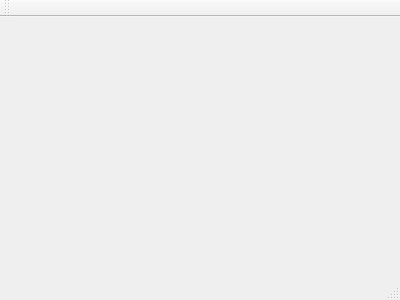
Old version of the form piramid.ui in the repository oMiksa/Test_Junior_Cpp.
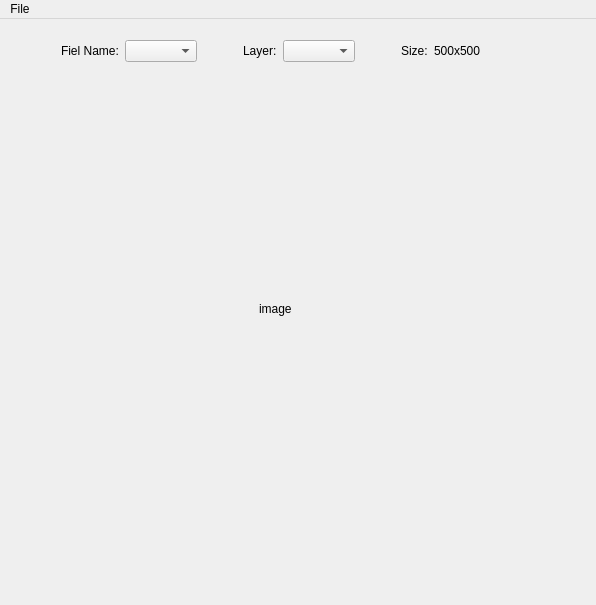
New version of the form.

```diff
--- a/piramid.ui
+++ b/piramid.ui
@@ -1,24 +1,223 @@
 <ui version="4.0">
  <class>Piramid</class>
- <widget class="QMainWindow" name="Piramid" >
-  <property name="geometry" >
+ <widget class="QMainWindow" name="Piramid">
+  <property name="geometry">
    <rect>
     <x>0</x>
     <y>0</y>
-    <width>400</width>
-    <height>300</height>
+    <width>596</width>
+    <height>605</height>
    </rect>
   </property>
   <property name="windowTitle" >
    <string>Piramid</string>
   </property>
-  <widget class="QMenuBar" name="menuBar" />
-  <widget class="QToolBar" name="mainToolBar" />
-  <widget class="QWidget" name="centralWidget" />
-  <widget class="QStatusBar" name="statusBar" />
+  <widget class="QWidget" name="centralWidget">
+   <widget class="QWidget" name="">
+    <property name="geometry">
+     <rect>
+      <x>10</x>
+      <y>10</y>
+      <width>531</width>
+      <height>531</height>
+     </rect>
+    </property>
+    <layout class="QVBoxLayout" name="verticalLayout_2">
+     <item>
+      <layout class="QHBoxLayout" name="horizontalLayout_4">
+       <item>
+        <layout class="QHBoxLayout" name="horizontalLayout_3">
+         <item>
+          <spacer name="horizontalSpacer_3">
+           <property name="orientation">
+            <enum>Qt::Horizontal</enum>
+           </property>
+           <property name="sizeHint" stdset="0">
+            <size>
+             <width>40</width>
+             <height>20</height>
+            </size>
+           </property>
+          </spacer>
+         </item>
+         <item>
+          <widget class="QLabel" name="label">
+           <property name="text">
+            <string>Fiel Name:</string>
+           </property>
+          </widget>
+         </item>
+         <item>
+          <widget class="QComboBox" name="filrNameComboBox"/>
+         </item>
+         <item>
+          <spacer name="horizontalSpacer_6">
+           <property name="orientation">
+            <enum>Qt::Horizontal</enum>
+           </property>
+           <property name="sizeHint" stdset="0">
+            <size>
+             <width>40</width>
+             <height>20</height>
+            </size>
+           </property>
+          </spacer>
+         </item>
+        </layout>
+       </item>
+       <item>
+        <layout class="QHBoxLayout" name="horizontalLayout_2">
+         <item>
+          <widget class="QLabel" name="label_2">
+           <property name="text">
+            <string>Layer:</string>
+           </property>
+          </widget>
+         </item>
+         <item>
+          <widget class="QComboBox" name="layerComboBox"/>
+         </item>
+         <item>
+          <spacer name="horizontalSpacer_5">
+           <property name="orientation">
+            <enum>Qt::Horizontal</enum>
+           </property>
+           <property name="sizeHint" stdset="0">
+            <size>
+             <width>40</width>
+             <height>20</height>
+            </size>
+           </property>
+          </spacer>
+         </item>
+        </layout>
+       </item>
+       <item>
+        <layout class="QHBoxLayout" name="horizontalLayout">
+         <item>
+          <widget class="QLabel" name="label_3">
+           <property name="text">
+            <string>Size:</string>
+           </property>
+          </widget>
+         </item>
+         <item>
+          <widget class="QLabel" name="sizeLayerLabel">
+           <property name="text">
+            <string>500x500</string>
+           </property>
+          </widget>
+         </item>
+         <item>
+          <spacer name="horizontalSpacer_4">
+           <property name="orientation">
+            <enum>Qt::Horizontal</enum>
+           </property>
+           <property name="sizeHint" stdset="0">
+            <size>
+             <width>40</width>
+             <height>20</height>
+            </size>
+           </property>
+          </spacer>
+         </item>
+        </layout>
+       </item>
+      </layout>
+     </item>
+     <item>
+      <layout class="QVBoxLayout" name="verticalLayout">
+       <item>
+        <spacer name="verticalSpacer_2">
+         <property name="orientation">
+          <enum>Qt::Vertical</enum>
+         </property>
+         <property name="sizeHint" stdset="0">
+          <size>
+           <width>20</width>
+           <height>40</height>
+          </size>
+         </property>
+        </spacer>
+       </item>
+       <item>
+        <layout class="QHBoxLayout" name="horizontalLayout_5">
+         <item>
+          <spacer name="horizontalSpacer_2">
+           <property name="orientation">
+            <enum>Qt::Horizontal</enum>
+           </property>
+           <property name="sizeHint" stdset="0">
+            <size>
+             <width>40</width>
+             <height>20</height>
+            </size>
+           </property>
+          </spacer>
+         </item>
+         <item>
+          <widget class="QLabel" name="imageLabel">
+           <property name="text">
+            <string>image</string>
+           </property>
+          </widget>
+         </item>
+         <item>
+          <spacer name="horizontalSpacer">
+           <property name="orientation">
+            <enum>Qt::Horizontal</enum>
+           </property>
+           <property name="sizeHint" stdset="0">
+            <size>
+             <width>40</width>
+             <height>20</height>
+            </size>
+           </property>
+          </spacer>
+         </item>
+        </layout>
+       </item>
+       <item>
+        <spacer name="verticalSpacer">
+         <property name="orientation">
+          <enum>Qt::Vertical</enum>
+         </property>
+         <property name="sizeHint" stdset="0">
+          <size>
+           <width>20</width>
+           <height>40</height>
+          </size>
+         </property>
+        </spacer>
+       </item>
+      </layout>
+     </item>
+    </layout>
+   </widget>
+  </widget>
+  <widget class="QMenuBar" name="menuBar">
+   <property name="geometry">
+    <rect>
+     <x>0</x>
+     <y>0</y>
+     <width>596</width>
+     <height>21</height>
+    </rect>
+   </property>
+   <widget class="QMenu" name="menuFile">
+    <property name="title">
+     <string>File</string>
+    </property>
+   </widget>
+   <addaction name="menuFile"/>
+  </widget>
+  <action name="actionOpen">
+   <property name="text">
+    <string>Open</string>
+   </property>
+  </action>
  </widget>
- <layoutDefault spacing="6" margin="11" />
- <pixmapfunction></pixmapfunction>
+ <layoutdefault spacing="6" margin="11"/>
  <resources/>
  <connections/>
 </ui>
```
Left out of the diff: 3 changed lines with no effect on the pictures.
